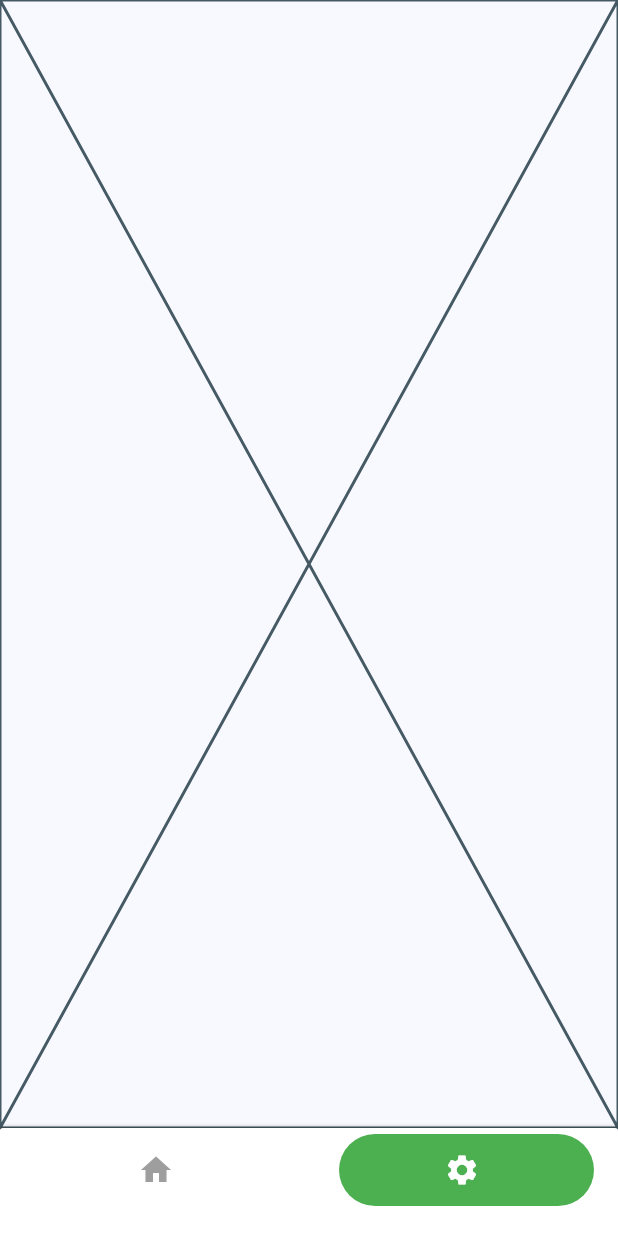
After one commit to Luunam2110/base_futter, a Flutter app: the MobileNavigatorBar screen opened directly, after a tap on the "home" icon, after a tap on the "settings" icon, on a phone screen of 412 x 824 dp. The commit adds this screen. Run offline on Flutter 3.47's test engine with Material 3 defaults, Android fonts, the phone set to English and light mode, and no system bars; drawn by our look-alikes of keyboard_dismisser, toastification; our stand-ins replace connectivity_plus, dio, equatable, firebase_core, firebase_crashlytics, firebase_messaging and 14 more; accounts and stored records are empty; generated files the repository leaves out were written again; statements that could not run were skipped; project files that could hold a hidden picture were left out.

Commit message:
navigator bar

```diff
--- a/lib/core/constants/size_constants.dart
+++ b/lib/core/constants/size_constants.dart
@@ -105,9 +105,15 @@ class SizeConstants {
   static const fieldHeight = 48.0;
 
 
+  static const space4 = 4.0;
   static const space8 = 8.0;
   static const space16 = 16.0;
   static const space24 = 24.0;
   static const space36 = 36.0;
   static const space48 = 48.0;
+  static const space56 = 56.0;
+  static const space60 = 60.0;
+  static const space64 = 64.0;
+  static const space96 = 96.0;
+  static const space128 = 128.0;
 }
--- a/lib/core/router/app_router.dart
+++ b/lib/core/router/app_router.dart
@@ -1,10 +1,13 @@
 import 'package:collection/collection.dart';
 import 'package:dafactory/app/app_state.dart' show AppState;
 import 'package:dafactory/core/router/router_observer.dart';
+import 'package:dafactory/core/utils/screen_size.dart';
 import 'package:dafactory/presentation/screens/auth/login/login_screen.dart';
 import 'package:dafactory/presentation/screens/common/not_found_screen.dart';
-import 'package:dafactory/presentation/screens/home/home_screen.dart';
+import 'package:dafactory/presentation/screens/main/home/home_screen.dart';
 import 'package:dafactory/presentation/screens/main/main_screen.dart';
+import 'package:dafactory/presentation/screens/main/navigator/navigator_screen.dart';
+import 'package:dafactory/presentation/screens/main/setting/setting_screen.dart';
 import 'package:flutter/material.dart';
 import 'package:go_router/go_router.dart';
 
@@ -14,6 +17,7 @@ class AppRouter {
   static BuildContext get context => _navigatorKey.currentContext!;
 
   static const String home = '/home';
+  static const String setting = '/setting';
   static const String login = '/login';
 
   static GoRouter createRouter(AppState appState) {
@@ -32,10 +36,10 @@ class AppRouter {
             _loginRoutes.map((e) => e.path).firstWhereOrNull((p) => state.matchedLocation.contains(p)) != null;
         final isLoggedIn = appState.isLoggedIn;
         if (!isLoggedIn && !loggingIn) {
-          return AppRouter.login;
+          return login;
         }
         if (loggingIn && isLoggedIn) {
-          return AppRouter.home;
+          return home;
         }
         return null;
       },
@@ -54,13 +58,35 @@ class AppRouter {
 
   static final _mainRoutes = <RouteBase>[
     ShellRoute(
+      redirect: (_, state) {
+        if (ScreenSize.isMobile) {
+          switch (state.path) {
+            case setting:
+              return Uri(path: home, queryParameters: {'initPage': 'setting'}).toString();
+          }
+        }
+        return null;
+      },
       routes: [
-        GoRoute(
-          path: home,
-          builder: (c, s) => const HomeScreen(),
-        ),
+        if (ScreenSize.isMobile) ...[
+          GoRoute(
+            path: home,
+            // contain home and setting
+            builder: (c, s) => NavigatorScreen.mobile(),
+          ),
+        ] else ...[
+          GoRoute(
+            path: home,
+            builder: (c, s) => const HomeScreen(),
+          ),
+          GoRoute(
+            path: setting,
+            builder: (c, s) => const SettingScreen(),
+          ),
+        ]
       ],
-      builder: (_, __, child) {
+      builder: (_, state, child) {
+        // Navigation drawer if is desktop and crate bloc provider
         return MainScreen(child);
       },
     ),
--- a/lib/presentation/screens/auth/login/login_screen.dart
+++ b/lib/presentation/screens/auth/login/login_screen.dart
@@ -69,7 +69,8 @@ class _LoginScreenState extends BaseViewState<LoginScreen, LoginCubit, LoginStat
     return Scaffold(
       backgroundColor: context.appColors.background,
       body: SafeArea(
-        top: true,
+        left: false,
+        right: false,
         child: StateLayout<LoginCubit>(
             bloc: cubit,
             child: Padding(
--- a/lib/presentation/screens/home/cubit/home_cubit.dart
+++ b/lib/presentation/screens/main/home/cubit/home_cubit.dart
@@ -1,5 +1,5 @@
 import 'package:dafactory/core/base_bloc/base_cubit.dart';
-import 'package:dafactory/presentation/screens/home/cubit/home_state.dart';
+import 'package:dafactory/presentation/screens/main/home/cubit/home_state.dart';
 
 class HomeCubit extends BaseCubit<HomeState, dynamic> {
   HomeCubit() : super(const HomeLoadingState()){
--- /dev/null
+++ b/lib/presentation/screens/main/home/home_screen.dart
@@ -0,0 +1,99 @@
+import 'package:dafactory/app/app_state.dart';
+import 'package:dafactory/core/extensions/theme_ext.dart';
+import 'package:dafactory/presentation/screens/main/home/cubit/home_cubit.dart';
+import 'package:dafactory/presentation/screens/main/home/cubit/home_state.dart';
+import 'package:dafactory/presentation/widgets/button/primary_button.dart';
+import 'package:dafactory/presentation/widgets/button/secondary_button.dart';
+import 'package:dafactory/presentation/widgets/dialog/app_dialog.dart';
+import 'package:dafactory/presentation/widgets/toast/app_toast.dart';
+import 'package:dafactory/presentation/widgets/views/base_screen.dart';
+import 'package:dafactory/presentation/widgets/views/state_layout.dart';
+import 'package:flutter/material.dart';
+
+class HomeScreen extends StatefulWidget {
+  const HomeScreen({super.key});
+
+  @override
+  State<HomeScreen> createState() => _HomeScreenState();
+}
+
+class _HomeScreenState extends BaseViewState<HomeScreen, HomeCubit, HomeState, dynamic> {
+  @override
+  HomeCubit createCubit() {
+    return HomeCubit();
+  }
+
+  @override
+  Widget desktop(BuildContext context) {
+    return const SizedBox();
+  }
+
+  @override
+  Widget mobile(BuildContext context) {
+    return Scaffold(
+      backgroundColor: context.appColors.background,
+      body: SafeArea(
+        bottom: false,
+        right: false,
+        left: false,
+        child: StateLayout<HomeCubit>(
+          bloc: cubit,
+          child: Container(
+            color: Colors.yellow,
+            child: Column(
+              mainAxisAlignment: MainAxisAlignment.center,
+              crossAxisAlignment: CrossAxisAlignment.center,
+              children: [
+                PrimaryButton(
+                  title: 'show toast',
+                  onPressed: () {
+                    AppToast.showInfo(title: 'Success', message: 'This is a success message', context: context);
+                  },
+                ),
+                PrimaryButton(
+                  title: 'show dialog',
+                  onPressed: () {
+                    AppDialog.showAppDialog(
+                      title: 'Success',
+                      builder: (BuildContext context) => const Text('asfasf'),
+                      primaryButtonText: 'OK',
+                      secondaryButtonText: 'Cancel',
+                    );
+                  },
+                ),
+                PrimaryButton(
+                  title: 'to light theme',
+                  onPressed: () {
+                    final state = AppState.current();
+                    state.changeTheme(ThemeMode.light);
+                  },
+                ),
+                PrimaryButton(
+                  title: 'to dark theme',
+                  onPressed: () {
+                    final state = AppState.current();
+                    state.changeTheme(ThemeMode.dark);
+                  },
+                ),
+                PrimaryButton(
+                  title: 'to system theme',
+                  onPressed: () {
+                    final state = AppState.current();
+                    state.changeTheme(ThemeMode.system);
+                  },
+                ),
+                SecondaryButton(
+                  title: 'logout ',
+                  onPressed: () {
+                    final state = AppState.current();
+                    state.logout();
+                  },
+                ),
+              ],
+            ),
+          ),
+        ),
+      ),
+    );
+  }
+}
--- /dev/null
+++ b/lib/presentation/screens/main/navigator/mobile_navigator_bar.dart
@@ -0,0 +1,209 @@
+import 'package:dafactory/core/constants/size_constants.dart';
+import 'package:dafactory/core/extensions/theme_ext.dart';
+import 'package:dafactory/presentation/screens/main/home/home_screen.dart';
+import 'package:dafactory/presentation/screens/main/setting/setting_screen.dart';
+import 'package:flutter/material.dart';
+import 'package:gap/gap.dart';
+
+class MobileNavigatorBar extends StatefulWidget {
+  const MobileNavigatorBar({super.key, this.initIndex});
+
+  final int? initIndex;
+
+  @override
+  State<MobileNavigatorBar> createState() => _MobileNavigatorBarState();
+}
+
+class _MobileNavigatorBarState extends State<MobileNavigatorBar> {
+  int currentIndex = 0;
+
+  List<Widget> _children = [];
+
+  @override
+  void initState() {
+    currentIndex = widget.initIndex ?? 0;
+    _children = [
+      currentIndex == 0 ? const HomeScreen() : const SizedBox(),
+      currentIndex == 1 ? const SettingScreen() : const SizedBox(),
+    ];
+    super.initState();
+  }
+
+  Widget getChildFormIndex(int index) {
+    switch (index) {
+      case 0:
+        return const HomeScreen();
+      case 1:
+        return const SettingScreen();
+      default:
+        return const SizedBox();
+    }
+  }
+
+  void selectedIndex(int index) {
+    if (_children[index] is SizedBox) {
+      _children[index] = getChildFormIndex(index);
+    }
+    setState(() => currentIndex = index);
+  }
+
+  @override
+  Widget build(BuildContext context) {
+    const gap = SizeConstants.space4;
+    final width = MediaQuery.of(context).size.width - gap * 2;
+    return Scaffold(
+      body: Column(
+        children: [
+          Expanded(
+            child: IndexedStack(
+              index: currentIndex,
+              children: _children,
+            ),
+          ),
+          Container(
+            padding: const EdgeInsets.symmetric(horizontal: 4),
+            decoration: BoxDecoration(
+              color: context.appColors.background,
+              boxShadow: [
+                BoxShadow(
+                  color: Colors.black.withAlpha((0.2 * 255).round()),
+                  blurRadius: 1,
+                  spreadRadius: 1,
+                  offset: const Offset(0, 0),
+                ),
+              ],
+              borderRadius: const BorderRadius.only(
+                topLeft: Radius.circular(2),
+                topRight: Radius.circular(2),
+              ),
+            ),
+            child: Padding(
+              padding: const EdgeInsets.only(bottom: 16),
+              child: SizedBox(
+                height: SizeConstants.space56,
+                child: Stack(
+                  children: [
+                    AnimatedPositioned(
+                      bottom: 0,
+                      left: width / 2 * currentIndex + (gap * currentIndex),
+                      width: width / 2,
+                      top: 0,
+                      duration: const Duration(milliseconds: 100),
+                      child: Padding(
+                        padding: const EdgeInsets.symmetric(horizontal: 16, vertical: 4),
+                        child: Container(
+                          decoration: BoxDecoration(
+                            color: context.appColors.primaryColor,
+                            borderRadius: BorderRadius.circular(100),
+                          ),
+                        ),
+                      ),
+                    ),
+                    Row(
+                      children: [
+                        Expanded(
+                          child: NavigatorItem(
+                            onPressed: () => selectedIndex(0),
+                            isActive: currentIndex == 0,
+                            icon: const Icon(Icons.home),
+                          ),
+                        ),
+                        const Gap(gap),
+                        Expanded(
+                          child: NavigatorItem(
+                            onPressed: () => selectedIndex(1),
+                            isActive: currentIndex == 1,
+                            icon: const Icon(Icons.settings),
+                          ),
+                        ),
+                      ],
+                    ),
+                  ],
+                ),
+              ),
+            ),
+          ),
+        ],
+      ),
+    );
+  }
+}
+
+class NavigatorItem extends StatefulWidget {
+  const NavigatorItem({
+    super.key,
+    required this.isActive,
+    required this.icon,
+    required this.onPressed,
+  });
+
+  final bool isActive;
+  final Icon icon;
+  final VoidCallback onPressed;
+
+  @override
+  State<NavigatorItem> createState() => _NavigatorItemState();
+}
+
+class _NavigatorItemState extends State<NavigatorItem> with SingleTickerProviderStateMixin {
+  late final AnimationController _animationController;
+  late final Animation<Color?> _colorAnimation;
+  bool isLoaded = false;
+
+  @override
+  void initState() {
+    super.initState();
+    _animationController = AnimationController(
+      vsync: this,
+      value: widget.isActive ? 1 : 0,
+      duration: const Duration(milliseconds: 100),
+    );
+  }
+
+  @override
+  void didChangeDependencies() {
+    if (!isLoaded) {
+      _colorAnimation = ColorTween(begin: Colors.grey, end: context.appColors.background).animate(_animationController);
+      isLoaded = true;
+    }
+    super.didChangeDependencies();
+  }
+
+  @override
+  void didUpdateWidget(covariant NavigatorItem oldWidget) {
+    if (widget.isActive != oldWidget.isActive) {
+      if (widget.isActive) {
+        _animationController.forward();
+      } else {
+        _animationController.reverse();
+      }
+    }
+    super.didUpdateWidget(oldWidget);
+  }
+
+  @override
+  void dispose() {
+    _animationController.dispose();
+    super.dispose();
+  }
+
+  @override
+  Widget build(BuildContext context) {
+    return AnimatedBuilder(
+      animation: _animationController,
+      builder: (BuildContext context, Widget? child) {
+        return GestureDetector(
+          onTap: widget.onPressed,
+          behavior: HitTestBehavior.opaque,
+          child: Center(
+            child: Icon(
+              widget.icon.icon,
+              color: _colorAnimation.value,
+              size: 24,
+            ),
+          ),
+        );
+      },
+    );
+  }
+}
--- /dev/null
+++ b/lib/presentation/screens/main/navigator/navigator_screen.dart
@@ -0,0 +1,40 @@
+import 'package:dafactory/presentation/screens/main/navigator/mobile_navigator_bar.dart';
+import 'package:dafactory/presentation/widgets/views/base_screen.dart';
+import 'package:flutter/material.dart';
+
+class NavigatorScreen extends StatefulWidget {
+  factory NavigatorScreen.desktop({required Widget child, Key? key}) => NavigatorScreen._(
+        key: key,
+        child: child,
+      );
+
+  factory NavigatorScreen.mobile({Key? key, int initIndex = 0}) => NavigatorScreen._(
+        key: key,
+        initIndex: initIndex,
+      );
+
+  const NavigatorScreen._({
+    super.key,
+    this.child,
+    this.initIndex = 0,
+  });
+
+  final Widget? child;
+
+  final int initIndex;
+
+  @override
+  State<NavigatorScreen> createState() => _NavigatorScreenState();
+}
+
+class _NavigatorScreenState extends ResponsiveState<NavigatorScreen> {
+  @override
+  Widget desktop(BuildContext context) {
+    return widget.child!;
+  }
+
+  @override
+  Widget mobile(BuildContext context) {
+    return MobileNavigatorBar(initIndex: widget.initIndex);
+  }
+}
--- /dev/null
+++ b/lib/presentation/screens/main/setting/bloc/setting_cubit.dart
@@ -0,0 +1,6 @@
+import 'package:dafactory/core/base_bloc/base_cubit.dart';
+import 'package:dafactory/presentation/screens/main/setting/bloc/setting_state.dart';
+
+class SettingCubit extends BaseCubit<SettingState, dynamic> {
+  SettingCubit() : super(const SettingInitialState());
+}
--- /dev/null
+++ b/lib/presentation/screens/main/setting/setting_screen.dart
@@ -0,0 +1,15 @@
+import 'package:flutter/material.dart';
+
+class SettingScreen extends StatefulWidget {
+  const SettingScreen({super.key});
+
+  @override
+  State<SettingScreen> createState() => _SettingScreenState();
+}
+
+class _SettingScreenState extends State<SettingScreen> {
+  @override
+  Widget build(BuildContext context) {
+    return const Placeholder();
+  }
+}
--- a/lib/presentation/widgets/button/primary_button.dart
+++ b/lib/presentation/widgets/button/primary_button.dart
@@ -23,14 +23,12 @@ class PrimaryButton extends StatefulWidget {
 class _PrimaryButtonState extends State<PrimaryButton> {
   @override
   Widget build(BuildContext context) {
-    return ConstrainedBox(
+    return Container(
+      width: widget.width,
       constraints: const BoxConstraints(minHeight: SizeConstants.fieldHeight),
-      child: Ink(
-        decoration: BoxDecoration(
-          color: context.appColors.primaryColor,
-          borderRadius: BorderRadius.circular(SizeConstants.defaultBorderRadius),
-        ),
-        width: widget.width,
+      child: Material(
+        color: context.appColors.primaryColor,
+        borderRadius: BorderRadius.circular(SizeConstants.defaultBorderRadius),
         child: InkWell(
           borderRadius: BorderRadius.circular(SizeConstants.defaultBorderRadius),
           splashColor: context.appColors.splashColor,
--- a/lib/presentation/widgets/button/secondary_button.dart
+++ b/lib/presentation/widgets/button/secondary_button.dart
@@ -3,22 +3,32 @@ import 'package:dafactory/core/extensions/theme_ext.dart';
 import 'package:flutter/material.dart';
 
 class SecondaryButton extends StatefulWidget {
-  const SecondaryButton({super.key, required this.title, this.onPressed});
+  const SecondaryButton({
+    super.key,
+    required this.title,
+    this.onPressed,
+    this.width,
+  });
 
   final String title;
   final VoidCallback? onPressed;
+  final double? width;
 
   @override
   State<SecondaryButton> createState() => _SecondaryButtonState();
 }
 
 class _SecondaryButtonState extends State<SecondaryButton> {
-
   @override
   Widget build(BuildContext context) {
-    return Ink(
+    return Container(
+      width: widget.width,
+      constraints: const BoxConstraints(minHeight: SizeConstants.fieldHeight),
+      child: Material(
+        color: context.appColors.background,
+        borderRadius: BorderRadius.circular(SizeConstants.defaultBorderRadius),
+        child: Ink(
           decoration: BoxDecoration(
-        color: context.appColors.background,
             border: Border.all(color: context.appColors.primaryColor),
             borderRadius: BorderRadius.circular(SizeConstants.defaultBorderRadius),
           ),
@@ -31,8 +41,8 @@ class _SecondaryButtonState extends State<SecondaryButton> {
                 horizontal: SizeConstants.paddingMedium,
                 vertical: SizeConstants.paddingSmall,
               ),
-          child: Align(
-            alignment: Alignment.center,
+              child: Center(
+                widthFactor: 1.0,
                 child: Text(
                   widget.title,
                   style: context.appTextStyles.body,
@@ -40,6 +50,8 @@ class _SecondaryButtonState extends State<SecondaryButton> {
               ),
             ),
           ),
+        ),
+      ),
     );
   }
 }
--- a/lib/presentation/widgets/views/base_screen.dart
+++ b/lib/presentation/widgets/views/base_screen.dart
@@ -35,12 +35,6 @@ abstract class BaseViewState<T extends StatefulWidget, C extends BaseCubit<S, E>
 
   /// Override to provide the Cubit instance.
   C createCubit();
-
-  @override
-  void dispose() {
-    cubit.close();
-    super.dispose();
-  }
 }
 
 /// Base class for stateless widgets using a Cubit for state management and effects.
```
Also changed, not shown: lib/presentation/screens/auth/login/bloc/login_cubit.dart (+8 -7 lines), lib/presentation/screens/home/home_screen.dart (deleted, +0 -100 lines), lib/presentation/screens/main/main_screen.dart (+26 -2 lines), lib/presentation/screens/main/setting/bloc/setting_state.dart (added, +25 -0 lines), lib/presentation/screens/main/home/cubit/home_state.dart (renamed from lib/presentation/screens/home/cubit/home_state.dart). Lines whose indentation alone changed are shown as unchanged.
